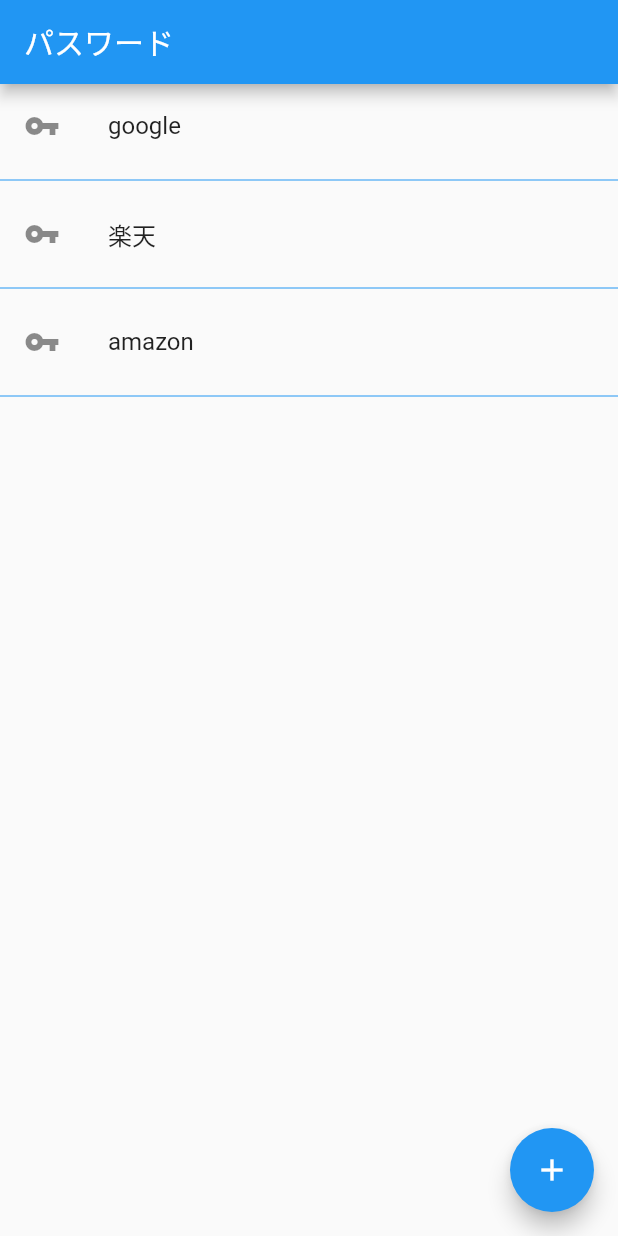
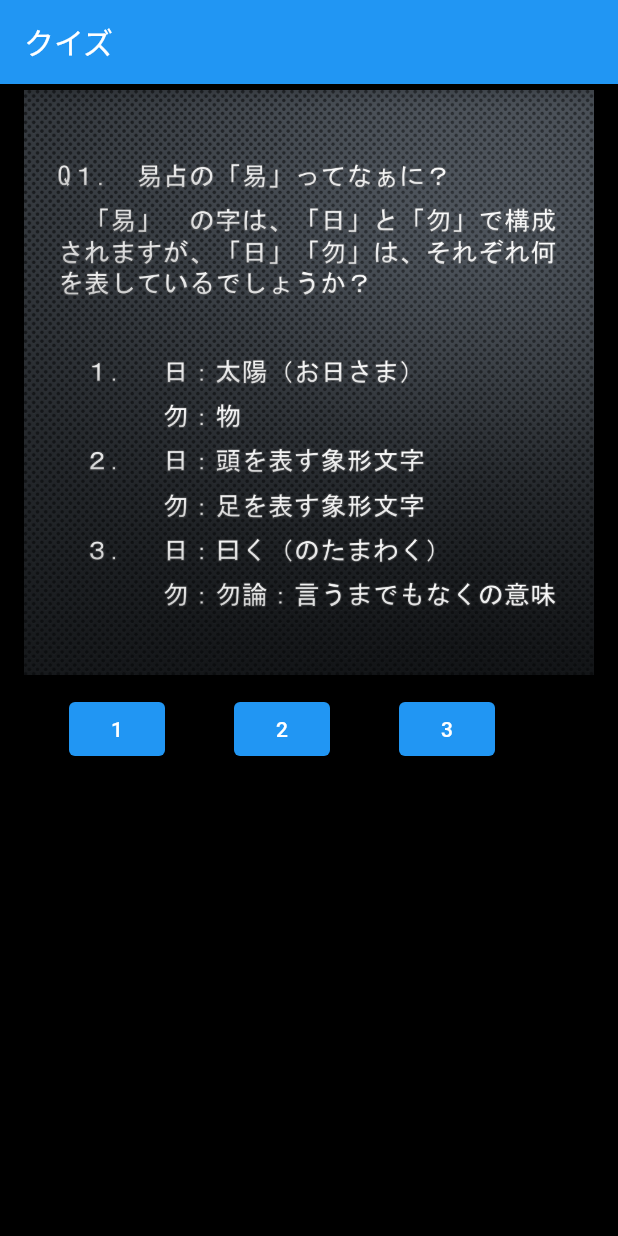
Before and after one commit to okatoku331/todo_list, a Flutter app: the screen it shows after launch, on a phone screen of 412 x 824 dp. Run offline on Flutter 3.47's test engine with Material 2 defaults, Android fonts, the phone set to English and light mode, and no system bars.

Commit message:
第20版　動的なクイズ画面作成練習

```diff
--- a/lib/main.dart
+++ b/lib/main.dart
@@ -1,4 +1,6 @@
 //import 'dart:js';
+
+import 'dart:developer';
 
 import 'package:flutter/material.dart';
 
@@ -25,6 +27,10 @@ class MyHomePage extends StatefulWidget {
   MyHomePage({Key? key, required this.title}) : super(key: key);
 
   final String title;
+  final int buttonSuu = 3;
+  final List<double> buttonSpaceList = [80.0, 43.0, 23.0, 12.0, 5.0];
+  final double buttonSpace = 23.0;
+  //buttonSpace = buttonSpaceList[buttonSuu];
 
   @override
   _MyHomePageState createState() => _MyHomePageState();
@@ -32,44 +38,77 @@ class MyHomePage extends StatefulWidget {
 
 class _MyHomePageState extends State<MyHomePage> {
   List<String> titleList = ['google', '楽天', 'amazon'];
+  List<String> buttonNo = ['1', '2', '3', '4', '5'];
 
   @override
   Widget build(BuildContext context) {
     return Scaffold(
       appBar: AppBar(
-        title: Text('パスワード'),
+        title: Text('クイズ'),
       ),
-      body: ListView.builder(
-        itemCount: titleList.length,
-        itemBuilder: (BuildContext contex, int index) {
+      body: Container(
+        color: Colors.black,
+        child: Column(
+          children: [
+            SizedBox(
+              height: 400,
+              child: Container(
+                color: Colors.black,
+                child: ListView.builder(
+                  //scrollDirection: Axis.horizontal,
+                  //scrollDirection: ,
+                  itemCount: 1,
+                  itemBuilder: (BuildContext context, int index) {
                     return Column(
+                      crossAxisAlignment: CrossAxisAlignment.center,
+                      mainAxisAlignment: MainAxisAlignment.spaceAround,
                       children: [
+                        /*Padding(
+                          padding: EdgeInsets.all(widget.buttonSpace),
+                        ),
                         ListTile(
-                leading: Icon(Icons.vpn_key),
-                title: Text(titleList[index]),
-                onTap: () {
-                  Navigator.push(
-                      context,
-                      MaterialPageRoute(
-                          builder: (context) => NextPage(titleList[index])));
-                },
-              ),
-              Divider(
-                color: Colors.blue,
+                          title: Text('いぬ'),
+
+                          //Text('inu'),
+                        ),*/
+                        ListTile(
+                          title: Image.asset('lib/gazou/q001.png'),
                         ),
                       ],
                     );
                   },
                 ),
-      floatingActionButton: FloatingActionButton(
-        onPressed: () {
-          titleList.add('yahoo');
-          print(titleList);
-          setState(() {});
+              ),
+            ),
+            SizedBox(
+              height: 60,
+              child: Container(
+                color: Colors.black,
+                child: ListView.builder(
+                  scrollDirection: Axis.horizontal,
+                  //scrollDirection: ,
+                  itemCount: 3,
+                  itemBuilder: (BuildContext context, int index) {
+                    return Row(
+                      crossAxisAlignment: CrossAxisAlignment.center,
+                      mainAxisAlignment: MainAxisAlignment.spaceAround,
+                      children: [
+                        Padding(
+                          padding: EdgeInsets.all(widget.buttonSpace),
+                        ),
+                        ElevatedButton(
+                          child: Text(buttonNo[index]),
+                          onPressed: () {},
+                        ),
+                      ],
+                    );
                   },
-        tooltip: 'Increment',
-        child: Icon(Icons.add),
-      ), // This trailing comma makes auto-formatting nicer for build methods.
+                ),
+              ),
+            ),
+          ],
+        ),
+      ),
     );
   }
 }
--- /dev/null
+++ b/lib/main19.dart
@@ -0,0 +1,75 @@
+//import 'dart:js';
+
+import 'package:flutter/material.dart';
+
+import 'next_page.dart';
+
+void main() {
+  runApp(MyApp());
+}
+
+class MyApp extends StatelessWidget {
+  @override
+  Widget build(BuildContext context) {
+    return MaterialApp(
+      title: 'Flutter Demo',
+      theme: ThemeData(
+        primarySwatch: Colors.blue,
+      ),
+      home: MyHomePage(title: 'Flutter Demo Home Page'),
+    );
+  }
+}
+
+class MyHomePage extends StatefulWidget {
+  MyHomePage({Key? key, required this.title}) : super(key: key);
+
+  final String title;
+
+  @override
+  _MyHomePageState createState() => _MyHomePageState();
+}
+
+class _MyHomePageState extends State<MyHomePage> {
+  List<String> titleList = ['google', '楽天', 'amazon'];
+
+  @override
+  Widget build(BuildContext context) {
+    return Scaffold(
+      appBar: AppBar(
+        title: Text('パスワード'),
+      ),
+      body: ListView.builder(
+        itemCount: titleList.length,
+        itemBuilder: (BuildContext contex, int index) {
+          return Column(
+            children: [
+              ListTile(
+                leading: Icon(Icons.vpn_key),
+                title: Text(titleList[index]),
+                onTap: () {
+                  Navigator.push(
+                      context,
+                      MaterialPageRoute(
+                          builder: (context) => NextPage(titleList[index])));
+                },
+              ),
+              Divider(
+                color: Colors.blue,
+              ),
+            ],
+          );
+        },
+      ),
+      floatingActionButton: FloatingActionButton(
+        onPressed: () {
+          titleList.add('yahoo');
+          print(titleList);
+          setState(() {});
+        },
+        tooltip: 'Increment',
+        child: Icon(Icons.add),
+      ), // This trailing comma makes auto-formatting nicer for build methods.
+    );
+  }
+}
--- a/pubspec.yaml
+++ b/pubspec.yaml
@@ -22,3 +22,7 @@ dev_dependencies:
 flutter:
 
   uses-material-design: true
+  assets:
+    - lib/gazou/q001.png
+    - lib/gazou/a0010.png
+    - lib/gazou/a0011.png
```
Also changed, not shown: lib/gazou/a0010.png (added), lib/gazou/a0011.png (added), lib/gazou/q001.png (added). Lines whose indentation alone changed are shown as unchanged.
